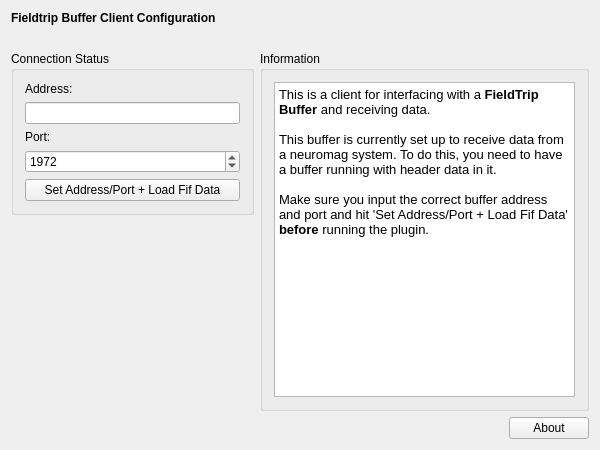
Before: the Qt Designer form applications/mne_scan/plugins/ftbuffer/FormFiles/ftbuffersetup.ui in mne-tools/mne-cpp, drawn with Qt 5.
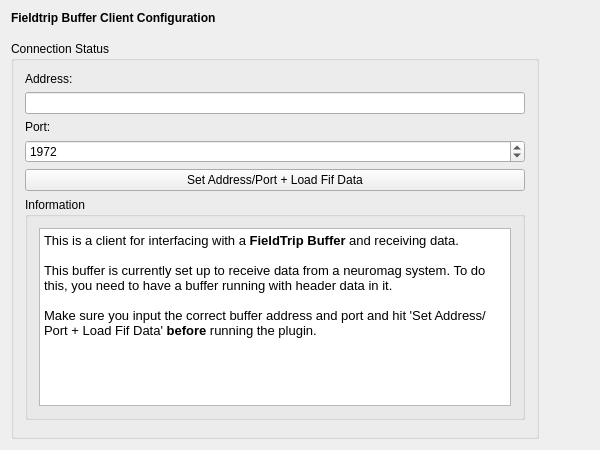
After: the same form once the commit is applied.

Commit message: MAINT: Changing aquisition plugin formatting and removing about screen

The edit to the form file:
```diff
--- a/applications/mne_scan/plugins/ftbuffer/FormFiles/ftbuffersetup.ui
+++ b/applications/mne_scan/plugins/ftbuffer/FormFiles/ftbuffersetup.ui
@@ -38,80 +38,17 @@
      <property name="sizeHint" stdset="0">
       <size>
        <width>20</width>
-       <height>20</height>
+       <height>10</height>
       </size>
      </property>
     </spacer>
    </item>
    <item>
     <layout class="QGridLayout" name="m_qGridLayout_main">
-     <item row="3" column="0">
-      <spacer name="m_qVerticalSpacer_LeftRow">
-       <property name="orientation">
-        <enum>Qt::Vertical</enum>
-       </property>
-       <property name="sizeHint" stdset="0">
-        <size>
-         <width>20</width>
-         <height>40</height>
-        </size>
-       </property>
-      </spacer>
-     </item>
-     <item row="0" column="1" rowspan="4" colspan="2">
-      <widget class="QGroupBox" name="m_qGroupBox_Information">
-       <property name="title">
-        <string>Information</string>
-       </property>
-       <layout class="QGridLayout" name="m_qGridLayout_Information">
-        <item row="0" column="0">
-         <widget class="QTextBrowser" name="m_qTextBrowser_Information">
-          <property name="html">
-           <string>&lt;!DOCTYPE HTML PUBLIC &quot;-//W3C//DTD HTML 4.0//EN&quot; &quot;http://www.w3.org/TR/REC-html40/strict.dtd&quot;&gt;
-&lt;html&gt;&lt;head&gt;&lt;meta name=&quot;qrichtext&quot; content=&quot;1&quot; /&gt;&lt;style type=&quot;text/css&quot;&gt;
-p, li { white-space: pre-wrap; }
-&lt;/style&gt;&lt;/head&gt;&lt;body style=&quot; font-family:'Sans'; font-size:10pt; font-weight:400; font-style:normal;&quot;&gt;
-&lt;p style=&quot; margin-top:0px; margin-bottom:0px; margin-left:0px; margin-right:0px; -qt-block-indent:0; text-indent:0px;&quot;&gt;&lt;span style=&quot; font-family:'Sans';&quot;&gt;This is a client for interfacing with a &lt;/span&gt;&lt;span style=&quot; font-family:'Sans'; font-weight:600;&quot;&gt;FieldTrip Buffer&lt;/span&gt;&lt;span style=&quot; font-family:'Sans';&quot;&gt; and receiving data. &lt;/span&gt;&lt;/p&gt;
-&lt;p style=&quot;-qt-paragraph-type:empty; margin-top:0px; margin-bottom:0px; margin-left:0px; margin-right:0px; -qt-block-indent:0; text-indent:0px; font-family:'Sans';&quot;&gt;&lt;br /&gt;&lt;/p&gt;
-&lt;p style=&quot; margin-top:0px; margin-bottom:0px; margin-left:0px; margin-right:0px; -qt-block-indent:0; text-indent:0px;&quot;&gt;&lt;span style=&quot; font-family:'Sans';&quot;&gt;This buffer is currently set up to receive data from a neuromag system. To do this, you need to have a buffer running with header data in it.&lt;/span&gt;&lt;/p&gt;
-&lt;p style=&quot;-qt-paragraph-type:empty; margin-top:0px; margin-bottom:0px; margin-left:0px; margin-right:0px; -qt-block-indent:0; text-indent:0px; font-family:'Sans';&quot;&gt;&lt;br /&gt;&lt;/p&gt;
-&lt;p style=&quot; margin-top:0px; margin-bottom:0px; margin-left:0px; margin-right:0px; -qt-block-indent:0; text-indent:0px;&quot;&gt;&lt;span style=&quot; font-family:'Sans';&quot;&gt;Make sure you input the correct buffer address and port and hit 'Set Address/Port + Load Fif Data' &lt;/span&gt;&lt;span style=&quot; font-family:'Sans'; font-weight:600;&quot;&gt;before&lt;/span&gt;&lt;span style=&quot; font-family:'Sans';&quot;&gt; running the plugin.&lt;/span&gt;&lt;/p&gt;&lt;/body&gt;&lt;/html&gt;</string>
-          </property>
-         </widget>
-        </item>
-       </layout>
-      </widget>
-     </item>
-     <item row="1" column="0">
-      <spacer name="verticalSpacer">
-       <property name="orientation">
-        <enum>Qt::Vertical</enum>
-       </property>
-       <property name="sizeHint" stdset="0">
-        <size>
-         <width>20</width>
-         <height>40</height>
-        </size>
-       </property>
-      </spacer>
-     </item>
-     <item row="4" column="1">
-      <spacer name="m_qHorizontalSpacer_About">
-       <property name="orientation">
-        <enum>Qt::Horizontal</enum>
-       </property>
-       <property name="sizeHint" stdset="0">
-        <size>
-         <width>40</width>
-         <height>20</height>
-        </size>
-       </property>
-      </spacer>
-     </item>
      <item row="0" column="0">
       <widget class="QGroupBox" name="m_qGroupBox_yourGroupBox">
        <property name="sizePolicy">
-        <sizepolicy hsizetype="Minimum" vsizetype="Preferred">
+        <sizepolicy hsizetype="Maximum" vsizetype="Preferred">
          <horstretch>0</horstretch>
          <verstretch>0</verstretch>
         </sizepolicy>
@@ -129,10 +66,10 @@
         <bool>false</bool>
        </property>
        <layout class="QGridLayout" name="m_qGridLayout_Properties">
-        <item row="0" column="0">
-         <widget class="QLabel" name="label">
+        <item row="4" column="0">
+         <widget class="QPushButton" name="m_qPushButton_Connect">
           <property name="text">
-           <string>Address:</string>
+           <string>Set Address/Port + Load Fif Data</string>
           </property>
          </widget>
         </item>
@@ -146,6 +83,13 @@
           </property>
          </widget>
         </item>
+        <item row="0" column="0">
+         <widget class="QLabel" name="label">
+          <property name="text">
+           <string>Address:</string>
+          </property>
+         </widget>
+        </item>
         <item row="3" column="0">
          <widget class="QSpinBox" name="m_spinBoxPort">
           <property name="maximum">
@@ -156,22 +100,61 @@
           </property>
          </widget>
         </item>
-        <item row="4" column="0">
-         <widget class="QPushButton" name="m_qPushButton_Connect">
-          <property name="text">
-           <string>Set Address/Port + Load Fif Data</string>
+        <item row="5" column="0">
+         <widget class="QGroupBox" name="m_qGroupBox_Information">
+          <property name="title">
+           <string>Information</string>
           </property>
+          <layout class="QGridLayout" name="m_qGridLayout_Information">
+           <item row="0" column="0">
+            <widget class="QTextBrowser" name="m_qTextBrowser_Information">
+             <property name="html">
+              <string>&lt;!DOCTYPE HTML PUBLIC &quot;-//W3C//DTD HTML 4.0//EN&quot; &quot;http://www.w3.org/TR/REC-html40/strict.dtd&quot;&gt;
+&lt;html&gt;&lt;head&gt;&lt;meta name=&quot;qrichtext&quot; content=&quot;1&quot; /&gt;&lt;style type=&quot;text/css&quot;&gt;
+p, li { white-space: pre-wrap; }
+&lt;/style&gt;&lt;/head&gt;&lt;body style=&quot; font-family:'MS Shell Dlg 2'; font-size:8.25pt; font-weight:400; font-style:normal;&quot;&gt;
+&lt;p style=&quot; margin-top:0px; margin-bottom:0px; margin-left:0px; margin-right:0px; -qt-block-indent:0; text-indent:0px;&quot;&gt;&lt;span style=&quot; font-family:'Sans'; font-size:10pt;&quot;&gt;This is a client for interfacing with a &lt;/span&gt;&lt;span style=&quot; font-family:'Sans'; font-size:10pt; font-weight:600;&quot;&gt;FieldTrip Buffer&lt;/span&gt;&lt;span style=&quot; font-family:'Sans'; font-size:10pt;&quot;&gt; and receiving data. &lt;/span&gt;&lt;/p&gt;
+&lt;p style=&quot;-qt-paragraph-type:empty; margin-top:0px; margin-bottom:0px; margin-left:0px; margin-right:0px; -qt-block-indent:0; text-indent:0px; font-family:'Sans'; font-size:10pt;&quot;&gt;&lt;br /&gt;&lt;/p&gt;
+&lt;p style=&quot; margin-top:0px; margin-bottom:0px; margin-left:0px; margin-right:0px; -qt-block-indent:0; text-indent:0px;&quot;&gt;&lt;span style=&quot; font-family:'Sans'; font-size:10pt;&quot;&gt;This buffer is currently set up to receive data from a neuromag system. To do this, you need to have a buffer running with header data in it.&lt;/span&gt;&lt;/p&gt;
+&lt;p style=&quot;-qt-paragraph-type:empty; margin-top:0px; margin-bottom:0px; margin-left:0px; margin-right:0px; -qt-block-indent:0; text-indent:0px; font-family:'Sans'; font-size:10pt;&quot;&gt;&lt;br /&gt;&lt;/p&gt;
+&lt;p style=&quot; margin-top:0px; margin-bottom:0px; margin-left:0px; margin-right:0px; -qt-block-indent:0; text-indent:0px;&quot;&gt;&lt;span style=&quot; font-family:'Sans'; font-size:10pt;&quot;&gt;Make sure you input the correct buffer address and port and hit 'Set Address/Port + Load Fif Data' &lt;/span&gt;&lt;span style=&quot; font-family:'Sans'; font-size:10pt; font-weight:600;&quot;&gt;before&lt;/span&gt;&lt;span style=&quot; font-family:'Sans'; font-size:10pt;&quot;&gt; running the plugin.&lt;/span&gt;&lt;/p&gt;&lt;/body&gt;&lt;/html&gt;</string>
+             </property>
+            </widget>
+           </item>
+          </layout>
          </widget>
         </item>
+        <item row="6" column="0">
+         <spacer name="horizontalSpacer_2">
+          <property name="orientation">
+           <enum>Qt::Horizontal</enum>
+          </property>
+          <property name="sizeType">
+           <enum>QSizePolicy::Minimum</enum>
+          </property>
+          <property name="sizeHint" stdset="0">
+           <size>
+            <width>500</width>
+            <height>5</height>
+           </size>
+          </property>
+         </spacer>
+        </item>
        </layout>
       </widget>
      </item>
-     <item row="4" column="2">
-      <widget class="QPushButton" name="m_qPushButton_About">
-       <property name="text">
-        <string>About</string>
+     <item row="0" column="1">
+      <spacer name="horizontalSpacer">
+       <property name="orientation">
+        <enum>Qt::Horizontal</enum>
        </property>
-      </widget>
+       <property name="sizeHint" stdset="0">
+        <size>
+         <width>40</width>
+         <height>20</height>
+        </size>
+       </property>
+      </spacer>
      </item>
     </layout>
    </item>
```
The commit also changes 27 other files.
